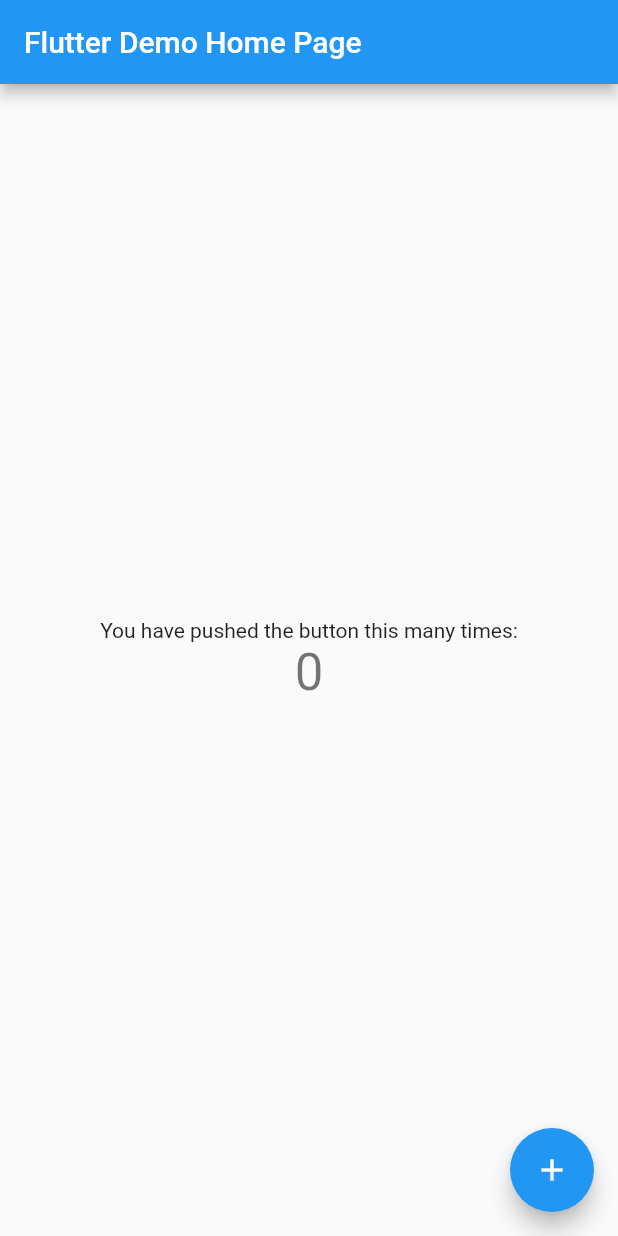
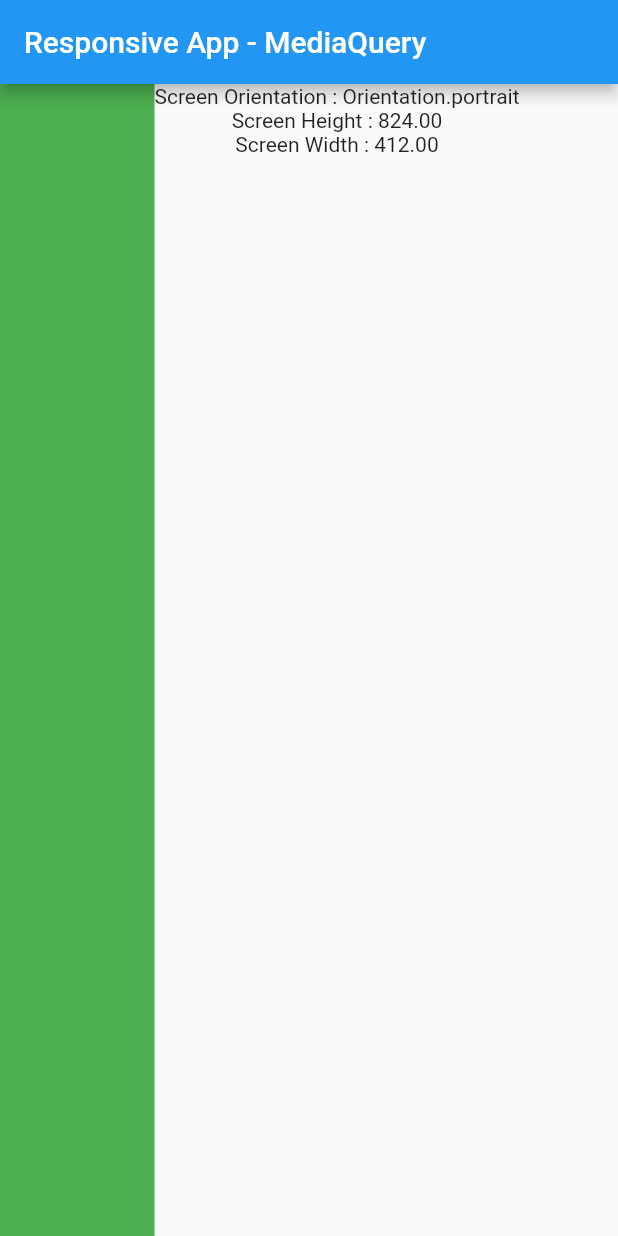
Before and after one commit to yogitakumar/FlutterApps, a Flutter app: the screen it shows after launch, on a phone screen of 412 x 824 dp. Run offline on Flutter 3.47's test engine with Material 2 defaults, Android fonts, the light colour scheme and no system bars.

Commit message:
media query screen size, orientation

```diff
--- /dev/null
+++ b/media_query_demo/lib/homePage.dart
@@ -0,0 +1,53 @@
+import 'package:flutter/material.dart';
+
+class HomePage extends StatelessWidget {
+  @override
+  Widget build(BuildContext context) {
+    final deviceInfo = MediaQuery.of(context);
+    final screenHeight = deviceInfo.size.height;
+    final screenWidth = deviceInfo.size.width;
+    return Scaffold(
+      appBar: AppBar(
+        title: Text("Responsive App - MediaQuery"),
+      ),
+      body:deviceInfo.orientation == Orientation.portrait
+        ?Row(
+          children: [
+            SizedBox(
+              width: screenWidth/4,
+              child: Container(
+                color: Colors.green,
+              ),
+            ),
+            Column(
+              mainAxisAlignment: MainAxisAlignment.start,
+              children: [
+                Text("Screen Orientation : ${deviceInfo.orientation}"),
+                Text("Screen Height : ${screenHeight.toStringAsFixed(2)}"),
+                Text("Screen Width : ${screenWidth.toStringAsFixed(2)}")
+              ],
+            ),
+
+          ],
+        )
+          :Column(
+        children: [
+          SizedBox(
+            height: screenHeight/3,
+            child: Container(
+              color: Colors.green,
+            ),
+          ),
+          Column(
+            mainAxisAlignment: MainAxisAlignment.start,
+            children: [
+              Text("Screen Orientation : ${deviceInfo.orientation}"),
+              Text("Screen Height : ${screenHeight.toStringAsFixed(2)}"),
+              Text("Screen Width : ${screenWidth.toStringAsFixed(2)}")
+            ],
+          ),
+        ],
+      )
+    );
+  }
+}
--- a/media_query_demo/lib/main.dart
+++ b/media_query_demo/lib/main.dart
@@ -1,113 +1,19 @@
 import 'package:flutter/material.dart';
+import 'package:mediaquerydemo/homePage.dart';
 
 void main() {
   runApp(MyApp());
 }
 
 class MyApp extends StatelessWidget {
-  // This widget is the root of your application.
   @override
   Widget build(BuildContext context) {
     return MaterialApp(
       title: 'Flutter Demo',
       theme: ThemeData(
-        // This is the theme of your application.
-        //
-        // Try running your application with "flutter run". You'll see the
-        // application has a blue toolbar. Then, without quitting the app, try
-        // changing the primarySwatch below to Colors.green and then invoke
-        // "hot reload" (press "r" in the console where you ran "flutter run",
-        // or simply save your changes to "hot reload" in a Flutter IDE).
-        // Notice that the counter didn't reset back to zero; the application
-        // is not restarted.
         primarySwatch: Colors.blue,
       ),
-      home: MyHomePage(title: 'Flutter Demo Home Page'),
+      home: HomePage(),
     );
   }
 }
-
-class MyHomePage extends StatefulWidget {
-  MyHomePage({Key? key, required this.title}) : super(key: key);
-
-  // This widget is the home page of your application. It is stateful, meaning
-  // that it has a State object (defined below) that contains fields that affect
-  // how it looks.
-
-  // This class is the configuration for the state. It holds the values (in this
-  // case the title) provided by the parent (in this case the App widget) and
-  // used by the build method of the State. Fields in a Widget subclass are
-  // always marked "final".
-
-  final String title;
-
-  @override
-  _MyHomePageState createState() => _MyHomePageState();
-}
-
-class _MyHomePageState extends State<MyHomePage> {
-  int _counter = 0;
-
-  void _incrementCounter() {
-    setState(() {
-      // This call to setState tells the Flutter framework that something has
-      // changed in this State, which causes it to rerun the build method below
-      // so that the display can reflect the updated values. If we changed
-      // _counter without calling setState(), then the build method would not be
-      // called again, and so nothing would appear to happen.
-      _counter++;
-    });
-  }
-
-  @override
-  Widget build(BuildContext context) {
-    // This method is rerun every time setState is called, for instance as done
-    // by the _incrementCounter method above.
-    //
-    // The Flutter framework has been optimized to make rerunning build methods
-    // fast, so that you can just rebuild anything that needs updating rather
-    // than having to individually change instances of widgets.
-    return Scaffold(
-      appBar: AppBar(
-        // Here we take the value from the MyHomePage object that was created by
-        // the App.build method, and use it to set our appbar title.
-        title: Text(widget.title),
-      ),
-      body: Center(
-        // Center is a layout widget. It takes a single child and positions it
-        // in the middle of the parent.
-        child: Column(
-          // Column is also a layout widget. It takes a list of children and
-          // arranges them vertically. By default, it sizes itself to fit its
-          // children horizontally, and tries to be as tall as its parent.
-          //
-          // Invoke "debug painting" (press "p" in the console, choose the
-          // "Toggle Debug Paint" action from the Flutter Inspector in Android
-          // Studio, or the "Toggle Debug Paint" command in Visual Studio Code)
-          // to see the wireframe for each widget.
-          //
-          // Column has various properties to control how it sizes itself and
-          // how it positions its children. Here we use mainAxisAlignment to
-          // center the children vertically; the main axis here is the vertical
-          // axis because Columns are vertical (the cross axis would be
-          // horizontal).
-          mainAxisAlignment: MainAxisAlignment.center,
-          children: <Widget>[
-            Text(
-              'You have pushed the button this many times:',
-            ),
-            Text(
-              '$_counter',
-              style: Theme.of(context).textTheme.headline4,
-            ),
-          ],
-        ),
-      ),
-      floatingActionButton: FloatingActionButton(
-        onPressed: _incrementCounter,
-        tooltip: 'Increment',
-        child: Icon(Icons.add),
-      ), // This trailing comma makes auto-formatting nicer for build methods.
-    );
-  }
-}
```
